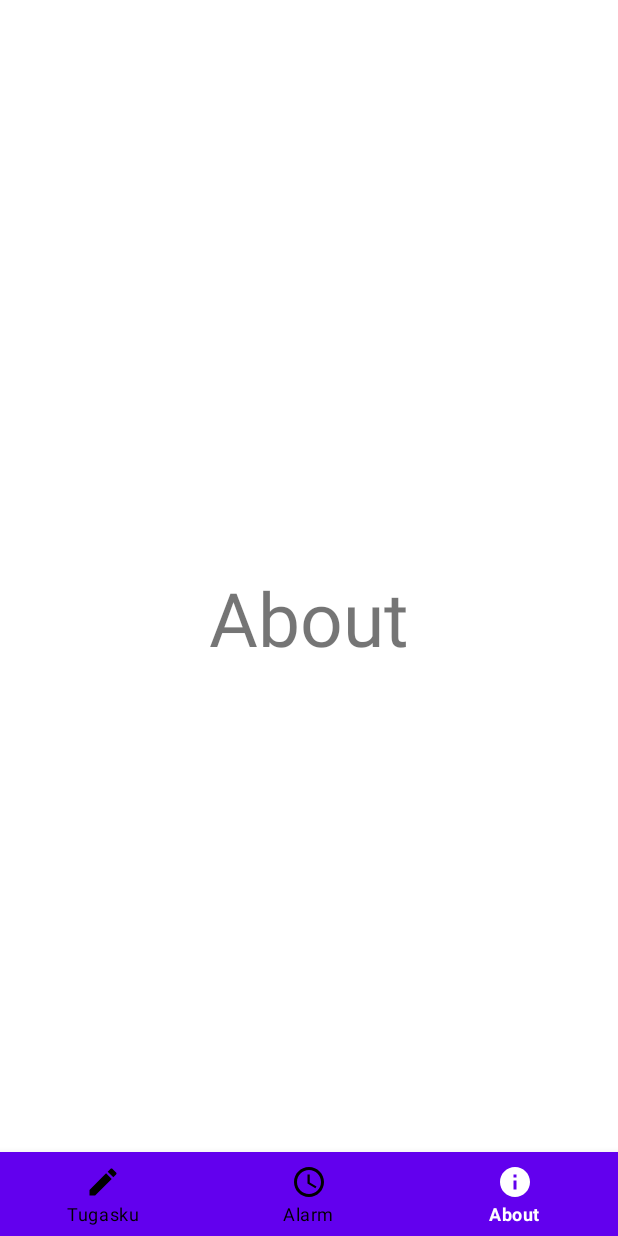
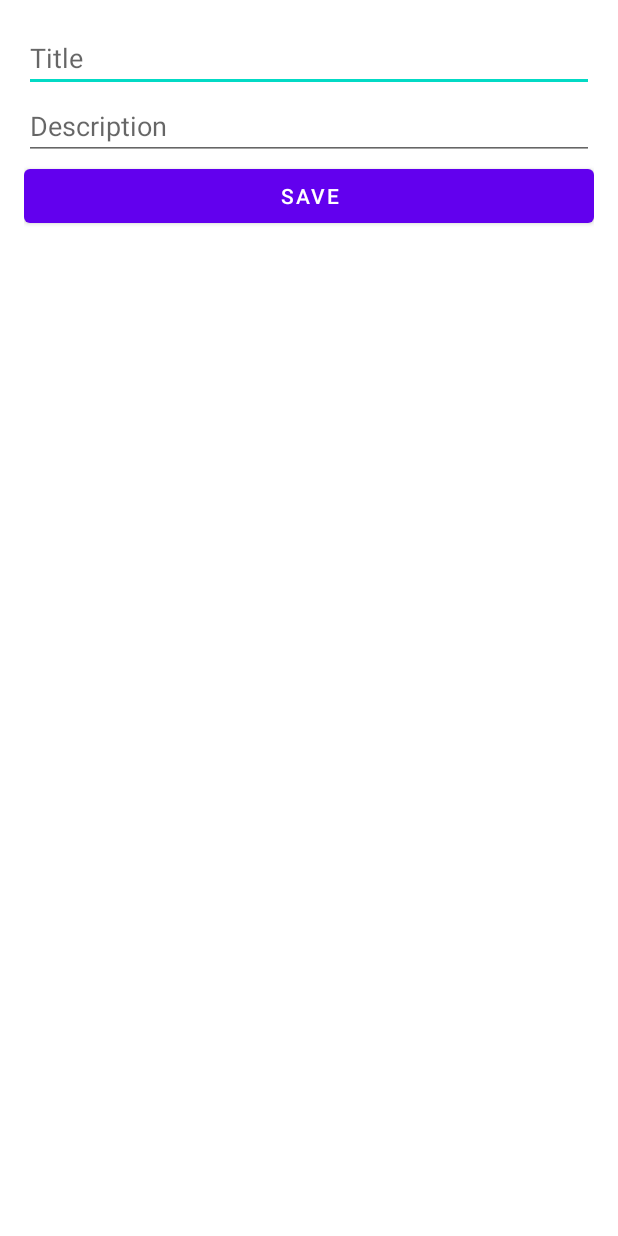
Before and after one commit to Shikirashi/KuliahEuy, an Android app: the screen it shows after launch (About before the commit, FirebaseExample after it), item 3 of the bottom bar chosen, on a phone screen of 412 x 824 dp. Run offline under Robolectric (Android 15) with nearby library versions, the phone set to English and light mode, and no system bars; our stand-ins replace Firebase (no records; nobody signed in at launch, a user with empty details on screens opened directly).

Commit message:
test implement firebase

```diff
--- a/app/build.gradle
+++ b/app/build.gradle
@@ -1,5 +1,6 @@
 plugins {
     id 'com.android.application'
+    id 'com.google.gms.google-services'
 }
 
 android {
@@ -33,6 +34,8 @@ dependencies {
     implementation 'androidx.appcompat:appcompat:1.3.1'
     implementation 'com.google.android.material:material:1.4.0'
     implementation 'androidx.constraintlayout:constraintlayout:2.1.1'
+    implementation 'com.google.firebase:firebase-auth:21.0.1'
+    implementation 'com.google.firebase:firebase-firestore:23.0.3'
     testImplementation 'junit:junit:4.+'
     androidTestImplementation 'androidx.test.ext:junit:1.1.3'
     androidTestImplementation 'androidx.test.espresso:espresso-core:3.4.0'
--- a/app/src/main/AndroidManifest.xml
+++ b/app/src/main/AndroidManifest.xml
@@ -21,6 +21,10 @@
                 <category android:name="android.intent.category.LAUNCHER" />
             </intent-filter>
         </activity>
+        <activity
+            android:name=".FirebaseExample"
+            android:exported="true">
+        </activity>
     </application>
 
 </manifest>
--- /dev/null
+++ b/app/src/main/java/com/shikirashi/KuliahEuy/FirebaseExample.java
@@ -0,0 +1,69 @@
+package com.shikirashi.KuliahEuy;
+
+import android.os.Bundle;
+import android.util.Log;
+import android.view.View;
+import android.widget.Button;
+import android.widget.EditText;
+import android.widget.Toast;
+
+import androidx.annotation.NonNull;
+import androidx.appcompat.app.AppCompatActivity;
+
+import com.google.android.gms.tasks.OnFailureListener;
+import com.google.android.gms.tasks.OnSuccessListener;
+import com.google.firebase.firestore.FirebaseFirestore;
+
+import java.util.HashMap;
+import java.util.Map;
+
+public class FirebaseExample extends AppCompatActivity {
+
+    private static final String TAG = "FirebaseExample";
+    private static final String KEY_TITLE = "title";
+    private static final String KEY_DESC = "description";
+
+    private EditText editTitle, editDesc;
+    private Button saveBtn;
+
+    private FirebaseFirestore db = FirebaseFirestore.getInstance();
+
+    @Override
+    protected void onCreate(Bundle savedInstanceState){
+        super.onCreate(savedInstanceState);
+        setContentView(R.layout.firebase_example);
+
+        editTitle = findViewById(R.id.editTitle);
+        editDesc = findViewById(R.id.editDesc);
+        saveBtn = findViewById(R.id.saveBtn);
+
+        saveBtn.setOnClickListener(new View.OnClickListener() {
+            @Override
+            public void onClick(View view) {
+                saveNote();
+            }
+        });
+    }
+
+    private void saveNote(){
+        String title = editTitle.getText().toString();
+        String desc = editDesc.getText().toString();
+
+        Map<String, Object> note = new HashMap<>();
+        note.put(KEY_TITLE, title);
+        note.put(KEY_DESC,desc);
+
+        db.collection("Note").document("Page").set(note).addOnSuccessListener(new OnSuccessListener<Void>() {
+            @Override
+            public void onSuccess(Void unused) {
+                Toast.makeText(FirebaseExample.this, "Save successful!", Toast.LENGTH_SHORT).show();
+            }
+        }).addOnFailureListener(new OnFailureListener() {
+            @Override
+            public void onFailure(@NonNull Exception e) {
+                Toast.makeText(FirebaseExample.this, "Save failed!", Toast.LENGTH_SHORT).show();
+                Log.d(TAG, e.toString());
+            }
+        });
+    }
+}
--- a/app/src/main/java/com/shikirashi/KuliahEuy/MainActivity.java
+++ b/app/src/main/java/com/shikirashi/KuliahEuy/MainActivity.java
@@ -57,8 +57,8 @@ public class MainActivity extends AppCompatActivity {
                         return true;
 
                     case R.id.about:
-                        startActivity(new Intent(getApplicationContext(),About.class));
-                        finish();
+                        startActivity(new Intent(getApplicationContext(),FirebaseExample.class));
+                        //finish();
                         overridePendingTransition(0,0);
                         return true;
                 }
--- /dev/null
+++ b/app/src/main/res/layout/firebase_example.xml
@@ -0,0 +1,28 @@
+<?xml version="1.0" encoding="utf-8"?>
+<LinearLayout xmlns:android="http://schemas.android.com/apk/res/android"
+    android:layout_width="match_parent"
+    android:layout_height="match_parent"
+    android:orientation="vertical"
+    android:padding="16dp">
+
+    <EditText
+        android:id="@+id/editTitle"
+        android:layout_width="match_parent"
+        android:layout_height="wrap_content"
+        android:hint="Title"
+        android:inputType="text"/>
+
+    <EditText
+        android:id="@+id/editDesc"
+        android:layout_width="match_parent"
+        android:layout_height="wrap_content"
+        android:hint="Description"
+        android:inputType="text"/>
+
+    <Button
+        android:id="@+id/saveBtn"
+        android:layout_width="match_parent"
+        android:layout_height="wrap_content"
+        android:text="SAVE"/>
+
+</LinearLayout>
--- a/build.gradle
+++ b/build.gradle
@@ -6,6 +6,7 @@ buildscript {
     }
     dependencies {
         classpath "com.android.tools.build:gradle:4.2.2"
+        classpath 'com.google.gms:google-services:4.3.8'
 
         // NOTE: Do not place your application dependencies here; they belong
         // in the individual module build.gradle files
```
Also changed, not shown: 1 other file.
